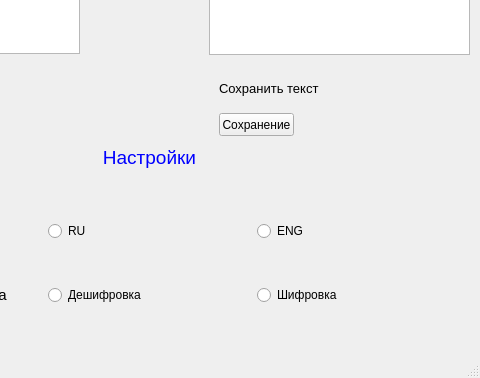
The window that morse_window.ui (RoketFlame/amgine) describes before a commit, drawn with Qt 5; both pictures show x 181 to 661 and y 216 to 594 of the 661 by 594 pixel window.
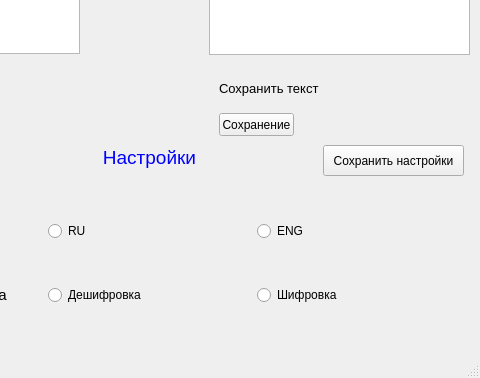
The same window after the commit.

The edit to the form file:
```diff
--- a/morse_window.ui
+++ b/morse_window.ui
@@ -204,6 +204,19 @@
      </rect>
     </property>
    </widget>
+   <widget class="QPushButton" name="save_settings_btn">
+    <property name="geometry">
+     <rect>
+      <x>504</x>
+      <y>342</y>
+      <width>141</width>
+      <height>31</height>
+     </rect>
+    </property>
+    <property name="text">
+     <string>Сохранить настройки</string>
+    </property>
+   </widget>
   </widget>
   <widget class="QMenuBar" name="menubar">
    <property name="geometry">
```
